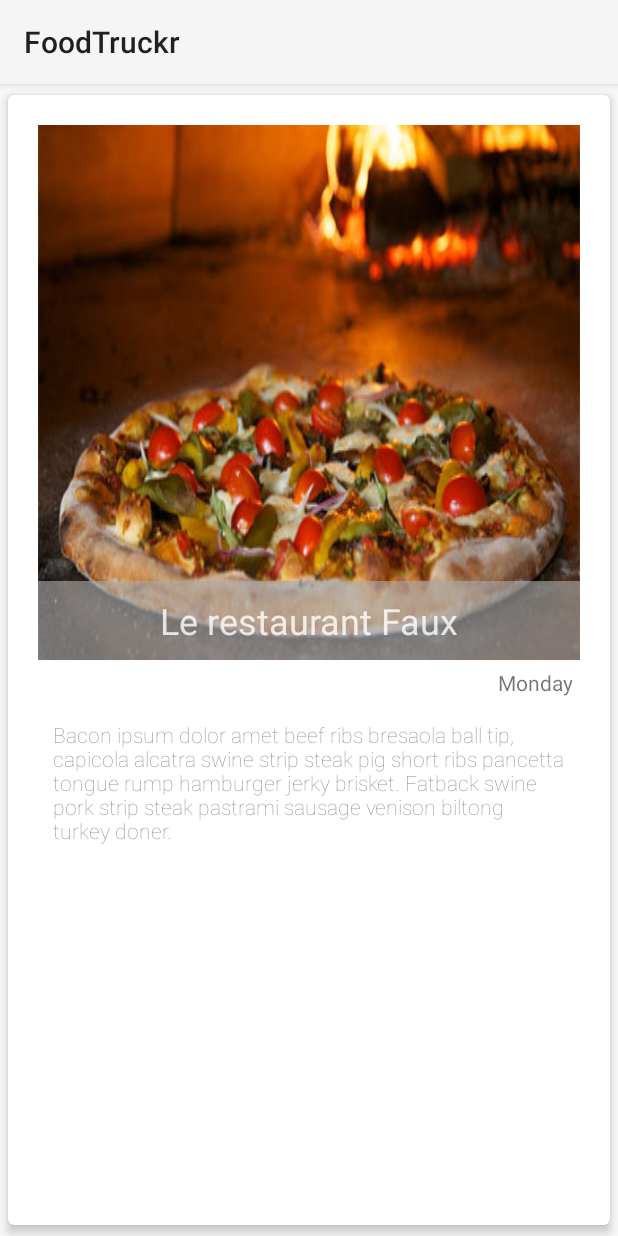
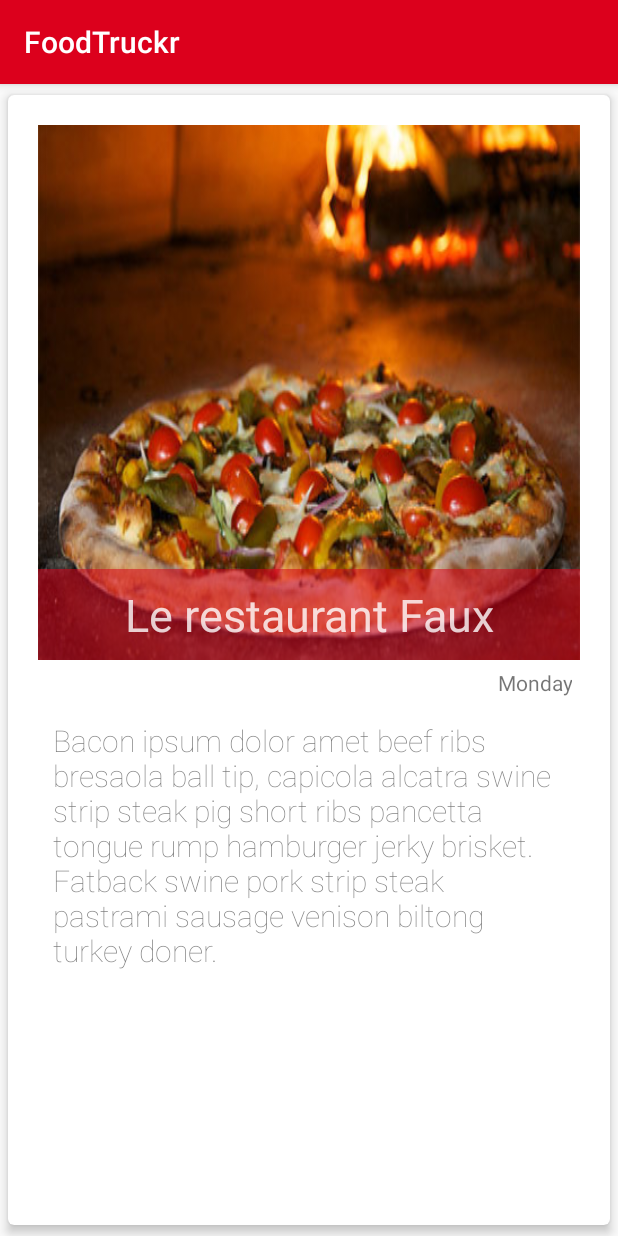
Before and after one commit to kurtheiligmann/FoodTruckr, an Android app: the layout layout_card1.xml on its own in the app's theme, with its tools: preview values and no code run, on a phone screen of 412 x 824 dp. Run offline under Robolectric (Android 15) with nearby library versions, the phone set to English and light mode, and no system bars.

Commit message:
Visual changes or Android

```diff
--- a/Android/FoodTruckr/app/src/main/res/layout/layout_card1.xml
+++ b/Android/FoodTruckr/app/src/main/res/layout/layout_card1.xml
@@ -24,10 +24,10 @@
                        android:id="@+id/background"/>
 
             <TextView android:layout_width="match_parent" android:layout_height="wrap_content"
-                      android:background="#A0A9A9A9"
+                      android:background="@color/mhe_translucent"
                       android:layout_alignParentBottom="true" android:gravity="center_horizontal"
                       android:text="Le restaurant Faux"
-                      android:textSize="24sp" android:padding="10dp"
+                      android:textSize="30sp" android:padding="10dp"
                       android:textColor="#CCFFFFFF" android:id="@+id/large_label"/>
 
         </RelativeLayout>
@@ -42,6 +42,7 @@
 
             <TextView android:layout_width="match_parent" android:layout_height="wrap_content"
                       android:padding="10dp" android:fontFamily="sans-serif-thin"
+                      android:textSize="20sp"
                       android:text="Bacon ipsum dolor amet beef ribs bresaola ball tip, capicola alcatra swine strip steak pig short ribs pancetta tongue rump hamburger jerky brisket. Fatback swine pork strip steak pastrami sausage venison biltong turkey doner. "
                       android:id="@+id/card_text"/>
 
--- a/Android/FoodTruckr/app/src/main/res/values-v21/styles.xml
+++ b/Android/FoodTruckr/app/src/main/res/values-v21/styles.xml
@@ -1,5 +1,11 @@
 <?xml version="1.0" encoding="utf-8"?>
 <resources>
     <style name="AppTheme" parent="android:Theme.Material.Light">
+        <!-- Main theme colors -->
+        <!--   your app branding color for the app bar -->
+        <item name="android:colorPrimary">@color/mhe_red</item>
+        <!--   darker variant for the status bar and contextual app bars -->
+        <item name="android:colorPrimaryDark">@color/mhe_darker</item>
+        <item name="android:textColorPrimary">@color/white</item>
     </style>
 </resources>
--- /dev/null
+++ b/Android/FoodTruckr/app/src/main/res/values/colors.xml
@@ -0,0 +1,7 @@
+<?xml version="1.0" encoding="utf-8"?>
+<resources>
+    <item name="mhe_translucent" type="color">#88DC001C</item>
+    <item name="mhe_red" type="color">#FFDC001C</item>
+    <item name="mhe_darker" type="color">#FFBE001C</item>
+    <item name="white" type="color">#FFFFFFFF</item>
+</resources>
```
Also changed, not shown: 2 other files.
